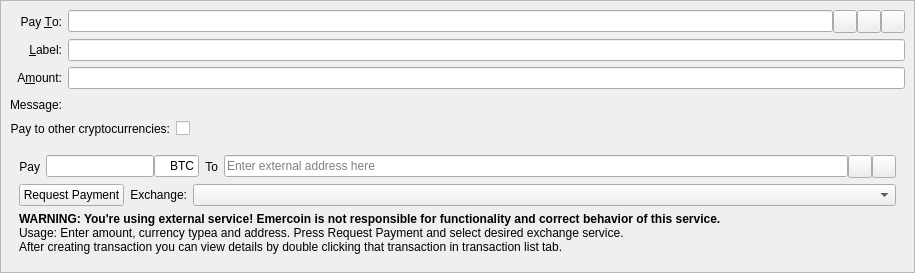
First picture: the form in v3/src/qt/forms/sendcoinsentry.ui, repository voicecoin/Voicecoin, before the edit.
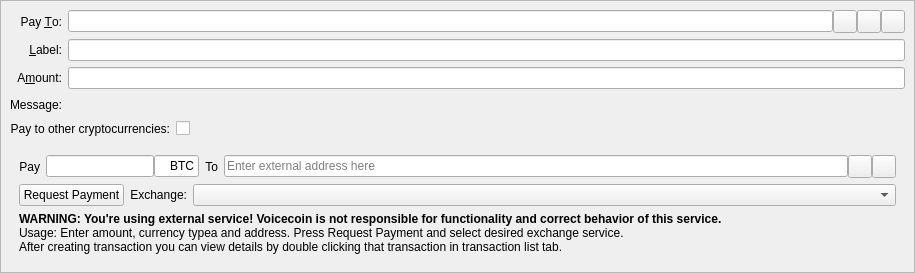
Second picture: the form after the edit. Icons and pictures are not drawn. Custom widgets are drawn as their Qt base class.

Diff of the .ui file:
```diff
--- a/v3/src/qt/forms/sendcoinsentry.ui
+++ b/v3/src/qt/forms/sendcoinsentry.ui
@@ -390,7 +390,7 @@
        <item row="2" column="0">
         <widget class="QLabel" name="infoExchLabel">
          <property name="text">
-          <string>&lt;html&gt;&lt;head/&gt;&lt;body&gt;&lt;p&gt;&lt;span style=&quot; font-weight:600;&quot;&gt;WARNING: You're using external service! Emercoin is not responsible for functionality and correct behavior of this service.&lt;/span&gt;&lt;br/&gt;Usage: Enter amount, currency typea and address. Press Request Payment and select desired exchange service.&lt;br/&gt;After creating transaction you can view details by double clicking that transaction in transaction list tab.&lt;/p&gt;&lt;/body&gt;&lt;/html&gt;</string>
+          <string>&lt;html&gt;&lt;head/&gt;&lt;body&gt;&lt;p&gt;&lt;span style=&quot; font-weight:600;&quot;&gt;WARNING: You're using external service! Voicecoin is not responsible for functionality and correct behavior of this service.&lt;/span&gt;&lt;br/&gt;Usage: Enter amount, currency typea and address. Press Request Payment and select desired exchange service.&lt;br/&gt;After creating transaction you can view details by double clicking that transaction in transaction list tab.&lt;/p&gt;&lt;/body&gt;&lt;/html&gt;</string>
          </property>
         </widget>
        </item>
```
Left out of the diff: 4 changed lines with no effect on the pictures.
